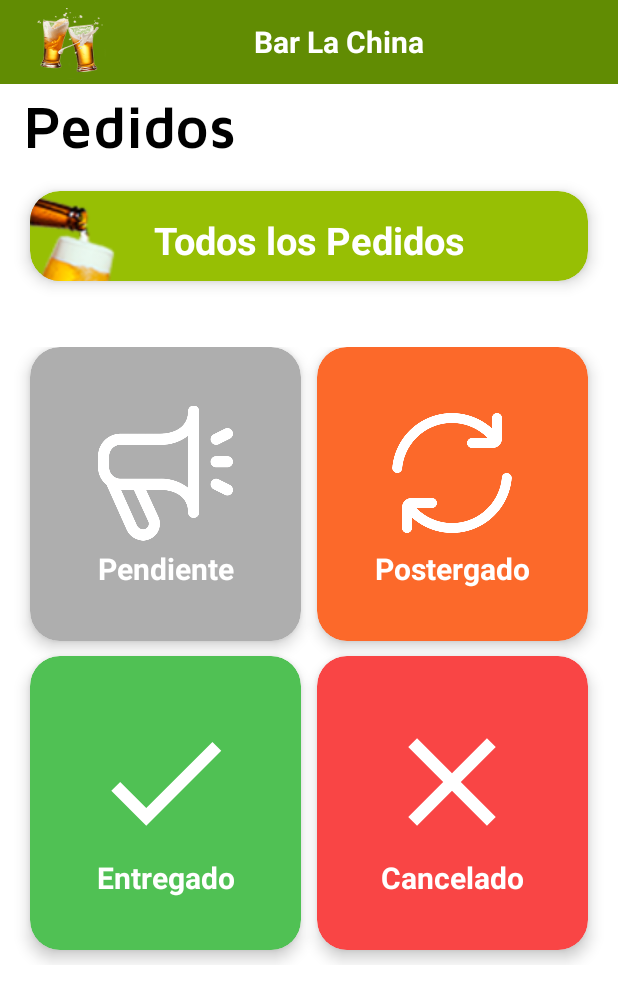
After one commit to SebastianRodriguez14/bar-android, an Android app: the MenuActivity screen opened directly, with no data from a screen before it, on a phone screen of 412 x 824 dp. The commit adds this screen. Shown: the top 1003 px of the screen. Run offline under Robolectric (Android 15) with nearby library versions, the phone set to English and light mode, and no system bars.

Commit message:
Menu Opciones Pedido

```diff
--- a/app/build.gradle
+++ b/app/build.gradle
@@ -32,6 +32,8 @@ dependencies {
     implementation 'com.google.android.material:material:1.6.1'
     implementation 'androidx.constraintlayout:constraintlayout:2.1.4'
     testImplementation 'junit:junit:4.13.2'
+    implementation 'androidx.cardview:cardview:1.0.0'
+    implementation 'androidx.gridlayout:gridlayout:1.0.0-rc01'
     androidTestImplementation 'androidx.test.ext:junit:1.1.3'
     androidTestImplementation 'androidx.test.espresso:espresso-core:3.4.0'
 }
--- a/app/src/main/java/idat/com/bar_android/LoginActivity.java
+++ b/app/src/main/java/idat/com/bar_android/LoginActivity.java
@@ -3,6 +3,7 @@ package idat.com.bar_android;
 import android.content.Intent;
 import android.os.Bundle;
 import android.view.View;
+import android.widget.Button;
 import android.widget.TextView;
 
 import androidx.appcompat.app.AppCompatActivity;
@@ -10,6 +11,7 @@ import androidx.appcompat.app.AppCompatActivity;
 public class LoginActivity extends AppCompatActivity {
 
     TextView textView;
+    Button btnMenu;
 
     @Override
     protected void onCreate(Bundle savedInstanceState) {
@@ -17,6 +19,7 @@ public class LoginActivity extends AppCompatActivity {
         setContentView(R.layout.activity_login);
 
         textView = findViewById(R.id.text_register);
+        btnMenu = findViewById(R.id.btnAccederMenu);
 
         textView.setOnClickListener(new View.OnClickListener() {
             @Override
@@ -27,5 +30,14 @@ public class LoginActivity extends AppCompatActivity {
             }
         });
 
+        btnMenu.setOnClickListener(new View.OnClickListener() {
+            @Override
+            public void onClick(View view) {
+                Intent intent = new Intent(LoginActivity.this , MenuActivity.class);
+                startActivity(intent);
+                finish();
+            }
+        });
+
     }
 }
--- /dev/null
+++ b/app/src/main/java/idat/com/bar_android/MenuActivity.java
@@ -0,0 +1,14 @@
+package idat.com.bar_android;
+
+import androidx.appcompat.app.AppCompatActivity;
+
+import android.os.Bundle;
+
+public class MenuActivity extends AppCompatActivity {
+
+    @Override
+    protected void onCreate(Bundle savedInstanceState) {
+        super.onCreate(savedInstanceState);
+        setContentView(R.layout.activity_menu);
+    }
+}
--- /dev/null
+++ b/app/src/main/res/drawable/ic_baseline_check_24.xml
@@ -0,0 +1,5 @@
+<vector android:height="24dp" android:tint="#FFFFFF"
+    android:viewportHeight="24" android:viewportWidth="24"
+    android:width="24dp" xmlns:android="http://schemas.android.com/apk/res/android">
+    <path android:fillColor="@android:color/white" android:pathData="M9,16.17L4.83,12l-1.42,1.41L9,19 21,7l-1.41,-1.41z"/>
+</vector>
--- /dev/null
+++ b/app/src/main/res/drawable/ic_baseline_close_24.xml
@@ -0,0 +1,5 @@
+<vector android:height="24dp" android:tint="#FFFFFF"
+    android:viewportHeight="24" android:viewportWidth="24"
+    android:width="24dp" xmlns:android="http://schemas.android.com/apk/res/android">
+    <path android:fillColor="@android:color/white" android:pathData="M19,6.41L17.59,5 12,10.59 6.41,5 5,6.41 10.59,12 5,17.59 6.41,19 12,13.41 17.59,19 19,17.59 13.41,12z"/>
+</vector>
--- a/app/src/main/res/layout/activity_login.xml
+++ b/app/src/main/res/layout/activity_login.xml
@@ -1,5 +1,5 @@
 <?xml version="1.0" encoding="utf-8"?>
-<androidx.constraintlayout.widget.ConstraintLayout
+<RelativeLayout
     xmlns:android="http://schemas.android.com/apk/res/android"
     android:layout_width="match_parent"
     android:layout_height="match_parent"
@@ -77,71 +77,70 @@
     <LinearLayout
         android:layout_width="match_parent"
         android:layout_height="wrap_content"
-            android:orientation="vertical"
         android:layout_marginStart="55dp"
         android:layout_marginEnd="55dp"
-            >
+        android:orientation="vertical">
+
         <TextView
             android:layout_width="match_parent"
             android:layout_height="match_parent"
+            android:layout_marginTop="245dp"
+            android:fontFamily="@font/font_2"
             android:text="Correo"
-                android:fontFamily="@font/font_2"
-                android:theme="@style/Forms"
+            android:textAlignment="center"
             android:textColor="?attr/colorOnPrimary"
             android:textSize="22dp"
-                android:textAlignment="center"
-                android:layout_marginTop="245dp"
-                />
-            <EditText
-                android:layout_width="match_parent"
-                android:layout_height="50dp"
-                android:hint="Correo Electronico"
-                android:textColor="@color/black"
-                android:fontFamily="@font/font_2"
-                android:paddingStart="10dp"
-                android:paddingEnd="10dp"
-                android:background="@drawable/my_border"
-                android:layout_marginTop="5dp"/>
-            <TextView
-                android:layout_width="match_parent"
-                android:layout_height="match_parent"
-                android:text="Contraseña"
-                android:fontFamily="@font/font_2"
-                android:theme="@style/Forms"
-                android:textColor="?attr/colorOnPrimary"
-                android:textSize="22dp"
-                android:textAlignment="center"
-                android:layout_marginTop="40dp"
-                />
+            android:theme="@style/Forms" />
 
         <EditText
             android:layout_width="match_parent"
             android:layout_height="50dp"
             android:layout_marginTop="5dp"
+            android:background="@drawable/my_border"
+            android:fontFamily="@font/font_2"
+            android:hint="Correo Electronico"
+            android:paddingStart="10dp"
+            android:paddingEnd="10dp"
+            android:textColor="@color/black" />
+
+        <TextView
+            android:layout_width="match_parent"
+            android:layout_height="match_parent"
+            android:layout_marginTop="40dp"
+            android:fontFamily="@font/font_2"
+            android:text="Contraseña"
+            android:textAlignment="center"
+            android:textColor="?attr/colorOnPrimary"
+            android:textSize="22dp"
+            android:theme="@style/Forms" />
+
+        <EditText
+            android:layout_width="match_parent"
+            android:layout_height="50dp"
+            android:layout_marginTop="5dp"
+            android:background="@drawable/my_border"
             android:fontFamily="@font/font_2"
             android:hint="Contraseña"
-                android:textColor="@color/black"
             android:paddingStart="10dp"
             android:paddingEnd="10dp"
-                android:background="@drawable/my_border"
-                />
+            android:textColor="@color/black" />
 
         <LinearLayout
             android:layout_width="match_parent"
             android:layout_height="match_parent"
             android:layout_marginStart="60dp"
-                android:layout_marginEnd="60dp"
-                android:layout_marginTop="100dp">
+            android:layout_marginTop="100dp"
+            android:layout_marginEnd="60dp">
 
             <Button
+                android:id="@+id/btnAccederMenu"
                 android:layout_width="match_parent"
                 android:layout_height="60dp"
                 android:backgroundTint="@color/green_2"
+                android:fontFamily="@font/font_2"
                 android:text="ACCEDER"
                 android:textColor="@color/white"
-                    android:fontFamily="@font/font_2"
-                    android:textSize="20dp"
-                    />
+                android:textSize="20dp" />
         </LinearLayout>
 
         <LinearLayout
@@ -154,11 +153,10 @@
                 android:id="@+id/text_register"
                 android:layout_width="match_parent"
                 android:layout_height="match_parent"
+                android:fontFamily="@font/font_2"
                 android:text="¿Eres nuevo? Registrate aqui "
-                    android:fontFamily="@font/font_2"
-                    android:textColor="@color/green_2"
-                    />
+                android:textColor="@color/green_2" />
         </LinearLayout>
     </LinearLayout>
 
-</androidx.constraintlayout.widget.ConstraintLayout>
+</RelativeLayout>
--- /dev/null
+++ b/app/src/main/res/layout/activity_menu.xml
@@ -0,0 +1,219 @@
+<?xml version="1.0" encoding="utf-8"?>
+<RelativeLayout xmlns:android="http://schemas.android.com/apk/res/android"
+    xmlns:app="http://schemas.android.com/apk/res-auto"
+    xmlns:tools="http://schemas.android.com/tools"
+    android:layout_width="match_parent"
+    android:layout_height="match_parent"
+    android:background="@color/white"
+    tools:context=".MenuActivity">
+
+    <include layout="@layout/header" />
+
+    <TextView
+        android:id="@+id/textPedido"
+        android:layout_width="match_parent"
+        android:layout_height="wrap_content"
+        android:layout_marginStart="15dp"
+        android:layout_marginTop="60dp"
+        android:fontFamily="@font/font_2"
+        android:text="Pedidos"
+        android:textColor="@color/black"
+        android:textSize="40sp" />
+
+        <androidx.cardview.widget.CardView
+            android:id="@+id/pedidos"
+            android:layout_width="match_parent"
+            android:layout_height="60dp"
+            android:layout_marginTop="20dp"
+            android:layout_marginLeft="20dp"
+            android:layout_marginRight="20dp"
+            android:layout_below="@+id/textPedido"
+            android:orientation="horizontal"
+            app:cardCornerRadius="20dp"
+            app:cardElevation="6dp"
+            app:layout_columnWeight="1"
+            app:layout_rowWeight="1"
+            android:backgroundTint="@color/green_1">
+                <ImageView
+                    android:layout_width="70dp"
+                    android:layout_height="80dp"
+                    android:src="@drawable/img_cerveza_menu" />
+                <TextView
+                    android:layout_width="match_parent"
+                    android:layout_height="wrap_content"
+                    android:layout_marginTop="15dp"
+                    android:text="Todos los Pedidos"
+                    android:textAlignment="center"
+                    android:textColor="@color/white"
+                    android:textSize="25sp"
+                    android:textStyle="bold" />
+    </androidx.cardview.widget.CardView>
+
+    <androidx.gridlayout.widget.GridLayout
+        android:id="@+id/idGrid"
+        android:layout_width="match_parent"
+        android:layout_height="420dp"
+        android:layout_below="@+id/pedidos"
+        android:layout_marginTop="40dp"
+        android:padding="4dp"
+        app:columnCount="2"
+        app:rowCount="3">
+
+        <androidx.cardview.widget.CardView
+            android:id="@+id/CardPendiente"
+            android:layout_width="0dp"
+            android:layout_height="0dp"
+            android:layout_marginLeft="16dp"
+            android:layout_marginRight="5dp"
+            android:layout_marginBottom="10dp"
+            android:backgroundTint="@color/gray"
+            app:cardCornerRadius="20dp"
+            app:cardElevation="6dp"
+            app:layout_columnWeight="1"
+            app:layout_rowWeight="1">
+
+            <LinearLayout
+                android:layout_width="match_parent"
+                android:layout_height="wrap_content"
+                android:layout_gravity="center_horizontal|center_vertical"
+                android:orientation="vertical">
+
+                <ImageView
+                    android:layout_width="90dp"
+                    android:layout_height="100dp"
+                    android:layout_gravity="center_horizontal"
+                    android:src="@drawable/megaphone" />
+
+                <TextView
+                    android:layout_width="match_parent"
+                    android:layout_height="match_parent"
+                    android:layout_gravity="center_horizontal"
+                    android:text="Pendiente"
+                    android:textAlignment="center"
+                    android:textColor="@color/white"
+                    android:textSize="20sp"
+                    android:textStyle="bold" />
+
+            </LinearLayout>
+
+        </androidx.cardview.widget.CardView>
+
+        <androidx.cardview.widget.CardView
+            android:id="@+id/CardPostergado"
+            android:layout_width="0dp"
+            android:layout_height="0dp"
+            android:layout_marginLeft="5dp"
+            android:layout_marginRight="16dp"
+            android:layout_marginBottom="10dp"
+            android:backgroundTint="@color/postergado"
+            app:cardCornerRadius="20dp"
+            app:cardElevation="6dp"
+            app:layout_columnWeight="1"
+            app:layout_rowWeight="1">
+
+            <LinearLayout
+                android:layout_width="match_parent"
+                android:layout_height="wrap_content"
+                android:layout_gravity="center_horizontal|center_vertical"
+                android:orientation="vertical">
+
+                <ImageView
+                    android:layout_width="80dp"
+                    android:layout_height="100dp"
+                    android:layout_gravity="center_horizontal"
+                    android:src="@drawable/postergado" />
+
+                <TextView
+                    android:layout_width="match_parent"
+                    android:layout_height="match_parent"
+                    android:layout_gravity="center_horizontal"
+                    android:text="Postergado"
+                    android:textAlignment="center"
+                    android:textColor="@color/white"
+                    android:textSize="20sp"
+                    android:textStyle="bold" />
+
+            </LinearLayout>
+
+        </androidx.cardview.widget.CardView>
+
+        <androidx.cardview.widget.CardView
+            android:id="@+id/CardEntregado"
+            android:layout_width="0dp"
+            android:layout_height="0dp"
+            android:layout_marginLeft="16dp"
+            android:layout_marginRight="5dp"
+            android:layout_marginBottom="10dp"
+            android:backgroundTint="@color/entregado"
+            app:cardCornerRadius="20dp"
+            app:cardElevation="6dp"
+            app:layout_columnWeight="1"
+            app:layout_rowWeight="1">
+
+            <LinearLayout
+                android:layout_width="match_parent"
+                android:layout_height="wrap_content"
+                android:layout_gravity="center_horizontal|center_vertical"
+                android:orientation="vertical">
+
+                <ImageView
+                    android:layout_width="100dp"
+                    android:layout_height="100dp"
+                    android:layout_gravity="center_horizontal"
+                    android:src="@drawable/ic_baseline_check_24" />
+
+                <TextView
+                    android:layout_width="match_parent"
+                    android:layout_height="match_parent"
+                    android:layout_gravity="center_horizontal"
+                    android:text="Entregado"
+                    android:textAlignment="center"
+                    android:textColor="@color/white"
+                    android:textSize="20sp"
+                    android:textStyle="bold" />
+
+            </LinearLayout>
+
+        </androidx.cardview.widget.CardView>
+
+        <androidx.cardview.widget.CardView
+            android:id="@+id/CardCancelado"
+            android:layout_width="0dp"
+            android:layout_height="0dp"
+            android:layout_marginLeft="5dp"
+            android:layout_marginRight="16dp"
+            android:layout_marginBottom="10dp"
+            android:backgroundTint="@color/cancelado"
+            app:cardCornerRadius="20dp"
+            app:cardElevation="6dp"
+            app:layout_columnWeight="1"
+            app:layout_rowWeight="1">
+
+            <LinearLayout
+                android:layout_width="match_parent"
+                android:layout_height="wrap_content"
+                android:layout_gravity="center_horizontal|center_vertical"
+                android:orientation="vertical">
+
+                <ImageView
+                    android:layout_width="100dp"
+                    android:layout_height="100dp"
+                    android:layout_gravity="center_horizontal"
+                    android:src="@drawable/ic_baseline_close_24" />
+
+                <TextView
+                    android:layout_width="match_parent"
+                    android:layout_height="match_parent"
+                    android:layout_gravity="center_horizontal"
+                    android:text="Cancelado"
+                    android:textAlignment="center"
+                    android:textColor="@color/white"
+                    android:textSize="20sp"
+                    android:textStyle="bold" />
+
+            </LinearLayout>
+
+        </androidx.cardview.widget.CardView>
+    </androidx.gridlayout.widget.GridLayout>
+
+</RelativeLayout>
--- /dev/null
+++ b/app/src/main/res/layout/header.xml
@@ -0,0 +1,20 @@
+<?xml version="1.0" encoding="utf-8"?>
+<androidx.appcompat.widget.Toolbar xmlns:android="http://schemas.android.com/apk/res/android"
+    android:layout_width="match_parent"
+    android:layout_height="wrap_content"
+    android:id="@+id/toolbar"
+    android:background="@color/green_2">
+    <ImageView
+        android:layout_width="60dp"
+        android:layout_height="50dp"
+        android:background="@drawable/icon_splash"
+        />
+    <TextView
+        android:layout_width="300dp"
+        android:layout_height="match_parent"
+        android:text="@string/empresa"
+        android:textAlignment="center"
+        android:textStyle="bold"
+        android:textColor="@color/white"
+        android:textSize="20dp"/>
+</androidx.appcompat.widget.Toolbar>
--- a/app/src/main/res/values-night/themes.xml
+++ b/app/src/main/res/values-night/themes.xml
@@ -2,8 +2,6 @@
     <!-- Base application theme. -->
     <style name="Theme.Barandroid" parent="Theme.MaterialComponents.DayNight.DarkActionBar">
         <!-- Primary brand color. -->
-        <item name="colorPrimary">@color/purple_200</item>
-        <item name="colorPrimaryVariant">@color/purple_700</item>
         <item name="colorOnPrimary">@color/black</item>
         <!-- Secondary brand color. -->
         <item name="colorSecondary">@color/teal_200</item>
--- a/app/src/main/res/values/colors.xml
+++ b/app/src/main/res/values/colors.xml
@@ -1,10 +1,6 @@
 <?xml version="1.0" encoding="utf-8"?>
 <resources>
-    <color name="purple_200">#FFBB86FC</color>
-    <color name="purple_500">#FF6200EE</color>
-    <color name="purple_700">#FF3700B3</color>
     <color name="teal_200">#FF03DAC5</color>
-    <color name="teal_700">#FF018786</color>
     <color name="black">#FF000000</color>
     <color name="white">#FFFFFFFF</color>
     <color name="green_1">#97BF04</color>
@@ -19,4 +15,7 @@
     <color name="transB3">#E6000000</color>
     <color name="transparente">#00FFFFFF</color>
     <color name="greenDarkMode1">#BBFF27</color>
+    <color name="postergado">#FC692A</color>
+    <color name="entregado">#50C154</color>
+    <color name="cancelado">#F94545</color>
 </resources>
--- a/app/src/main/res/values/strings.xml
+++ b/app/src/main/res/values/strings.xml
@@ -1,3 +1,4 @@
 <resources>
     <string name="app_name">bar-android</string>
+    <string name="empresa">Bar La China</string>
 </resources>
--- a/app/src/main/res/values/themes.xml
+++ b/app/src/main/res/values/themes.xml
@@ -1,19 +1,4 @@
 <resources xmlns:tools="http://schemas.android.com/tools">
-    <!-- Base application theme. -->
-    <style name="Theme.Barandroid" parent="Theme.MaterialComponents.DayNight.DarkActionBar">
-        <!-- Primary brand color. -->
-        <item name="colorPrimary">@color/purple_500</item>
-        <item name="colorPrimaryVariant">@color/purple_700</item>
-        <item name="colorOnPrimary">@color/white</item>
-        <!-- Secondary brand color. -->
-        <item name="colorSecondary">@color/teal_200</item>
-        <item name="colorSecondaryVariant">@color/teal_700</item>
-        <item name="colorOnSecondary">@color/purple_200</item>
-        <!-- Status bar color. -->
-        <item name="android:statusBarColor" tools:targetApi="l">?attr/colorPrimaryVariant</item>
-        <!-- Customize your theme here. -->
-
-    </style>
     <style name="SplashScreen" parent="Theme.MaterialComponents.Light.NoActionBar">
         <item name="android:windowBackground">@drawable/splash_light</item>
         <item name="colorPrimaryVariant">@color/white</item>
@@ -28,7 +13,7 @@
     </style>
     <style name="Forms" parent="Theme.MaterialComponents.Light.NoActionBar">
         <item name="android:windowBackground">@drawable/hk_light</item>
-        <item name="colorPrimaryVariant">@color/green_1</item>
+        <item name="colorPrimaryVariant">@color/green_2</item>
         <item name="colorOnPrimary">@color/green_4</item>
         <!-- Secondary brand color. -->
         <item name="colorSecondary">@color/teal_200</item>
```
Also changed, not shown: app/src/main/AndroidManifest.xml (+5 -2 lines), app/src/main/res/drawable-v24/img_cerveza_menu.png (added), app/src/main/res/drawable-v24/megaphone.png (added), app/src/main/res/drawable-v24/postergado.png (added). Lines whose indentation alone changed are shown as unchanged.
